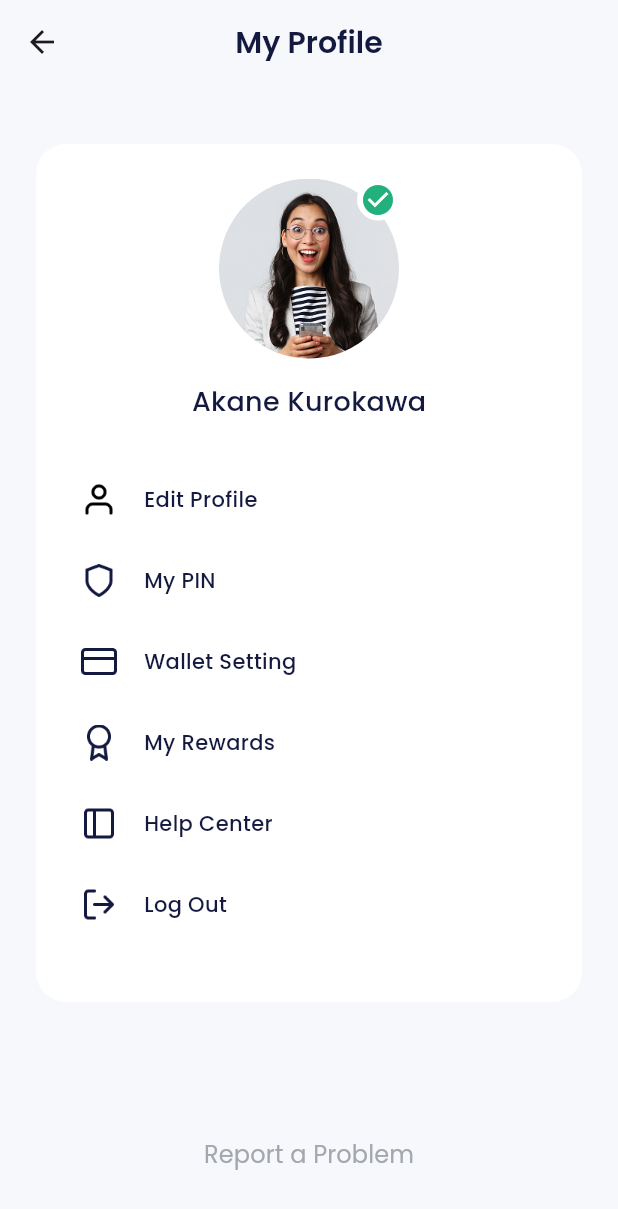
After one commit to DimassRfyy/SHA-EwalletApp, a Flutter app: the HomePage screen opened by its route, after a tap on the "check circle" icon, on a phone screen of 412 x 824 dp. The commit adds this screen. Shown: the top 1209 px of the screen. Run offline on Flutter 3.47's test engine with Material 3 defaults, Android fonts, the phone set to English and light mode, and no system bars; our stand-ins replace carousel_slider, google_fonts.

Commit message:
Add ProfilePage and integrate navigation from HomePage

```diff
--- a/lib/main.dart
+++ b/lib/main.dart
@@ -1,5 +1,6 @@
 import 'package:flutter/material.dart';
 import 'package:flutter_sha/ui/pages/home_page.dart';
+import 'package:flutter_sha/ui/pages/profile_page.dart';
 import 'package:flutter_sha/ui/pages/sign_in_page.dart';
 import 'package:flutter_sha/ui/pages/sign_up_page.dart';
 import 'package:flutter_sha/ui/pages/sign_up_set_ktp_page.dart';
@@ -26,6 +27,7 @@ class MyApp extends StatelessWidget {
         '/sign-up-set-ktp': (context) => const SignUpSetKtpPage(),
         '/sign-up-success': (context) => const SignUpSuccessPage(),
         '/home': (context) => const HomePage(),
+        '/profile': (context) => const ProfilePage(),
       },
     );
   }
--- a/lib/ui/pages/home_page.dart
+++ b/lib/ui/pages/home_page.dart
@@ -69,7 +69,7 @@ class HomePage extends StatelessWidget {
       body: ListView(
         padding: const EdgeInsets.symmetric(horizontal: 24),
         children: [
-          buildProfile(),
+          buildProfile(context),
           buildWalletCard(),
           buildLevel(),
           buildServices(),
@@ -81,7 +81,7 @@ class HomePage extends StatelessWidget {
     );
   }
 
-  Widget buildProfile() {
+  Widget buildProfile(BuildContext context) {
     return Container(
       margin: const EdgeInsets.only(top: 40),
       child: Row(
@@ -101,7 +101,11 @@ class HomePage extends StatelessWidget {
               ),
             ],
           ),
-          Container(
+          GestureDetector(
+            onTap: () {
+              Navigator.pushNamed(context, '/profile');
+            },
+            child: Container(
               width: 60,
               height: 60,
               decoration: const BoxDecoration(
@@ -120,7 +124,12 @@ class HomePage extends StatelessWidget {
                     shape: BoxShape.circle,
                   ),
                   child: Center(
-                  child: Icon(Icons.check_circle, color: greenColor, size: 16),
+                    child: Icon(
+                      Icons.check_circle,
+                      color: greenColor,
+                      size: 16,
+                    ),
+                  ),
                 ),
               ),
             ),
--- /dev/null
+++ b/lib/ui/pages/profile_page.dart
@@ -0,0 +1,110 @@
+import 'package:flutter/material.dart';
+import 'package:flutter_sha/shared/theme.dart';
+import 'package:flutter_sha/ui/widgets/buttons.dart';
+import 'package:flutter_sha/ui/widgets/profile_menu_item.dart';
+
+class ProfilePage extends StatelessWidget {
+  const ProfilePage({super.key});
+
+  @override
+  Widget build(BuildContext context) {
+    return Scaffold(
+      backgroundColor: lightBackgroundColor,
+      appBar: AppBar(
+        centerTitle: true,
+        title: Text(
+          'My Profile',
+          style: blackTextStyle.copyWith(fontSize: 20, fontWeight: semiBold),
+        ),
+        backgroundColor: lightBackgroundColor,
+      ),
+      body: ListView(
+        padding: const EdgeInsets.symmetric(horizontal: 24),
+        children: [
+          const SizedBox(height: 40),
+          Container(
+            padding: const EdgeInsets.symmetric(horizontal: 30, vertical: 23),
+            decoration: BoxDecoration(
+              color: whiteColor,
+              borderRadius: BorderRadius.circular(20),
+            ),
+            child: Column(
+              children: [
+                Container(
+                  width: 120,
+                  height: 120,
+                  decoration: const BoxDecoration(
+                    shape: BoxShape.circle,
+                    image: DecorationImage(
+                      image: AssetImage('assets/img_profile.png'),
+                    ),
+                  ),
+                  child: Align(
+                    alignment: Alignment.topRight,
+                    child: Container(
+                      width: 28,
+                      height: 28,
+                      decoration: BoxDecoration(
+                        color: whiteColor,
+                        shape: BoxShape.circle,
+                      ),
+                      child: Center(
+                        child: Icon(
+                          Icons.check_circle,
+                          color: greenColor,
+                          size: 24,
+                        ),
+                      ),
+                    ),
+                  ),
+                ),
+                const SizedBox(height: 16),
+                Text(
+                  'Akane Kurokawa',
+                  style: blackTextStyle.copyWith(
+                    fontSize: 18,
+                    fontWeight: medium,
+                  ),
+                ),
+                const SizedBox(height: 40),
+                ProfileMenuItem(
+                  iconUrl: 'assets/ic_edit_profile.png',
+                  title: 'Edit Profile',
+                  onTap: () {},
+                ),
+                ProfileMenuItem(
+                  iconUrl: 'assets/ic_pin.png',
+                  title: 'My PIN',
+                  onTap: () {},
+                ),
+                ProfileMenuItem(
+                  iconUrl: 'assets/ic_wallet_setting.png',
+                  title: 'Wallet Setting',
+                  onTap: () {},
+                ),
+                ProfileMenuItem(
+                  iconUrl: 'assets/ic_my_reward.png',
+                  title: 'My Rewards',
+                  onTap: () {},
+                ),
+                ProfileMenuItem(
+                  iconUrl: 'assets/ic_help_center.png',
+                  title: 'Help Center',
+                  onTap: () {},
+                ),
+                ProfileMenuItem(
+                  iconUrl: 'assets/ic_logout.png',
+                  title: 'Log Out',
+                  onTap: () {},
+                ),
+              ],
+            ),
+          ),
+          const SizedBox(height: 90),
+          CustomTexButton(title: 'Report a Problem', onPressed: () {}),
+          const SizedBox(height: 50),
+        ],
+      ),
+    );
+  }
+}
--- /dev/null
+++ b/lib/ui/widgets/profile_menu_item.dart
@@ -0,0 +1,34 @@
+import 'package:flutter/material.dart';
+import 'package:flutter_sha/shared/theme.dart';
+
+class ProfileMenuItem extends StatelessWidget {
+  final String iconUrl;
+  final String title;
+  final VoidCallback? onTap;
+  const ProfileMenuItem({
+    super.key,
+    required this.iconUrl,
+    required this.title,
+    this.onTap,
+  });
+
+  @override
+  Widget build(BuildContext context) {
+    return GestureDetector(
+      onTap: onTap,
+      child: Container(
+        margin: const EdgeInsets.only(bottom: 30),
+        child: Row(
+          children: [
+            Image.asset(iconUrl, width: 24, height: 24),
+            const SizedBox(width: 18),
+            Text(
+              title,
+              style: blackTextStyle.copyWith(fontSize: 14, fontWeight: medium),
+            ),
+          ],
+        ),
+      ),
+    );
+  }
+}
```
Lines whose indentation alone changed are shown as unchanged.
